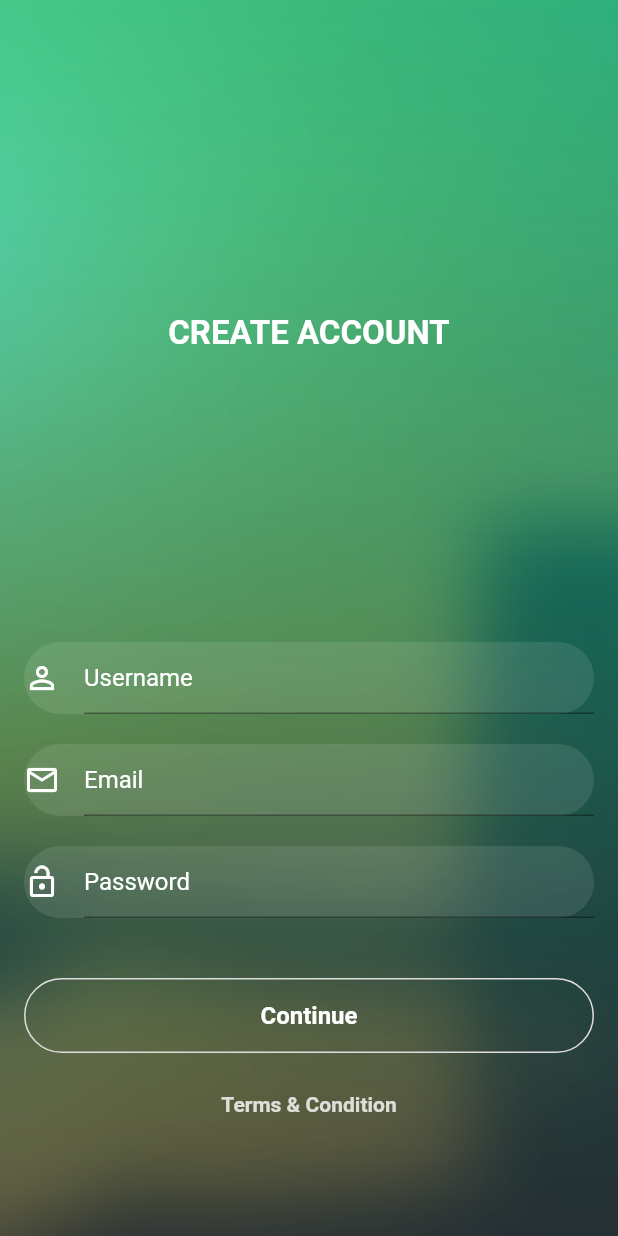
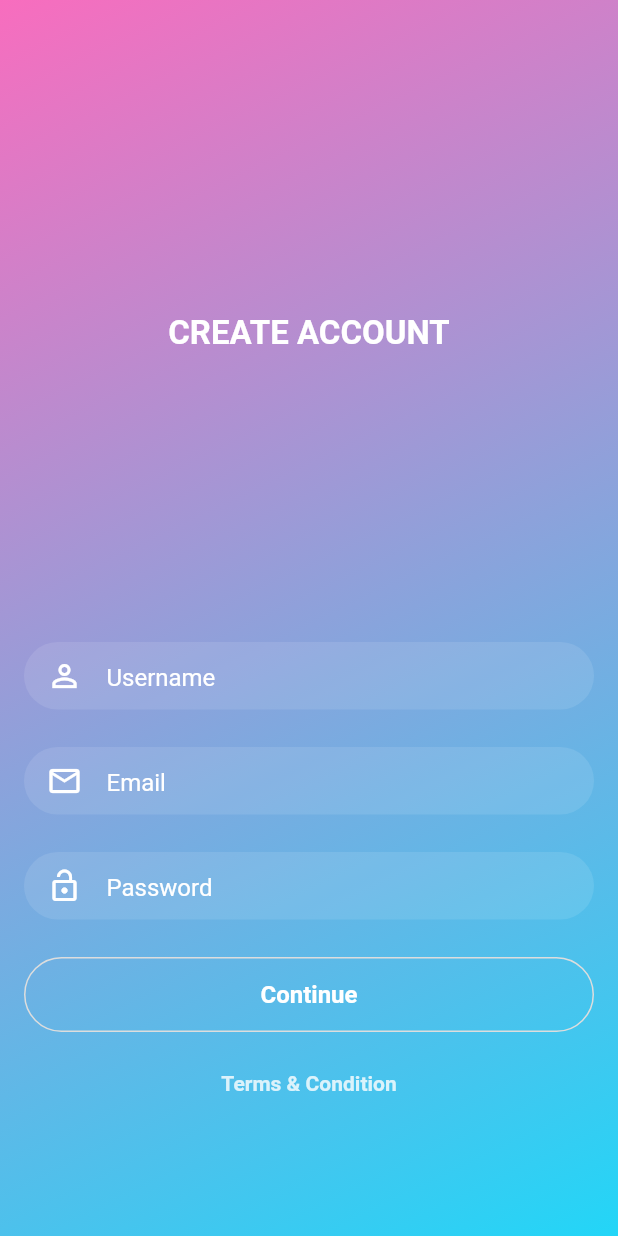
Before and after one commit to NikAgs/Mahalo-Me, a Flutter app: the screen it shows after launch, after a tap on "Get Started", after a tap on "Create Account", on a phone screen of 412 x 824 dp. Run offline on Flutter 3.47's test engine with Material 2 defaults, Android fonts, the phone set to English and light mode, and no system bars.

Commit message:
finished UI for login

```diff
--- a/mahalo_me/lib/Routes.dart
+++ /dev/null
@@ -1,22 +0,0 @@
-import 'package:flutter/material.dart';
-import 'screens/Login/index.dart';
-import 'screens/SignUp/index.dart';
-import 'screens/Home/index.dart';
-import 'theme/style.dart';
-
-class Routes {
-
-  var routes = <String, WidgetBuilder>{
-    "/SignUp": (BuildContext context) => new SignUpScreen(),
-    "/HomePage": (BuildContext context) => new HomeScreen()
-  };
-
-  Routes() {
-    runApp(new MaterialApp(
-      title: "Flutter Flat App",
-      home: new LoginScreen(),
-      theme: appTheme,
-      routes: routes,
-    ));
-  }
-}
--- a/mahalo_me/lib/components/TextFields/inputField.dart
+++ b/mahalo_me/lib/components/TextFields/inputField.dart
@@ -35,6 +35,8 @@ class InputField extends StatelessWidget {
             decoration: new BoxDecoration(
                 borderRadius: new BorderRadius.all(new Radius.circular(30.0)),
                 color: textFieldColor),
+            child: new Container(
+              height: 45.0,
               child: new TextFormField(
                 style: textStyle,
                 key: key,
@@ -43,14 +45,17 @@ class InputField extends StatelessWidget {
                 validator: validateFunction,
                 onSaved: onSaved,
                 decoration: new InputDecoration(
+                    border: InputBorder.none,
                     hintText: hintText,
                     hintStyle: hintStyle,
-              icon: new Icon(
+                    icon: new Padding(
+                      padding: EdgeInsets.only(left: 15.0),
+                      child: new Icon(
                         icon,
                         color: iconColor,
                       ),
+                    )),
               ),
-          ),
-        )));
+            ))));
   }
 }
--- a/mahalo_me/lib/main.dart
+++ b/mahalo_me/lib/main.dart
@@ -1,5 +1,19 @@
-import 'Routes.dart';
+import 'package:flutter/material.dart';
+import 'screens/Login/index.dart';
+import 'screens/SignUp/index.dart';
+import 'screens/Home/index.dart';
+import 'theme/style.dart';
 
 void main() {
-  new Routes();
+  var routes = <String, WidgetBuilder>{
+    "/SignUp": (BuildContext context) => new SignUpScreen(),
+    "/HomePage": (BuildContext context) => new HomeScreen()
+  };
+
+  runApp(new MaterialApp(
+    title: "Flutter Flat App",
+    home: new LoginScreen(),
+    theme: appTheme,
+    routes: routes,
+  ));
 }
--- a/mahalo_me/lib/screens/Login/index.dart
+++ b/mahalo_me/lib/screens/Login/index.dart
@@ -1,12 +1,12 @@
 import 'package:flutter/material.dart';
 import 'package:flutter/services.dart';
 import '../../theme/style.dart';
-import 'style.dart';
 import '../../components/TextFields/inputField.dart';
 import '../../components/Buttons/textButton.dart';
 import '../../components/Buttons/roundedButton.dart';
 import '../../services/validations.dart';
 import '../../services/authentication.dart';
+import '../../theme/style.dart' as Theme;
 
 class LoginScreen extends StatefulWidget {
   const LoginScreen({Key key}) : super(key: key);
@@ -68,7 +68,17 @@ class LoginScreenState extends State<LoginScreen> {
             controller: scrollController,
             child: new Container(
               padding: new EdgeInsets.all(16.0),
-              decoration: new BoxDecoration(image: backgroundImage),
+              decoration: new BoxDecoration(
+                gradient: new LinearGradient(
+                    colors: [
+                      Theme.ThemeColors.lightPurple,
+                      Theme.ThemeColors.cyan
+                    ],
+                    begin: const FractionalOffset(0.0, 0.0),
+                    end: const FractionalOffset(1.0, 1.0),
+                    stops: [0.0, 1.0],
+                    tileMode: TileMode.clamp),
+              ),
               child: new Column(
                 children: <Widget>[
                   new Container(
@@ -79,11 +89,10 @@ class LoginScreenState extends State<LoginScreen> {
                       children: <Widget>[
                         new Center(
                             child: new Image(
-                          image: logo,
+                          image: new ExactAssetImage("assets/logo.png"),
                           width: (screenSize.width < 500)
-                              ? 120.0
-                              : (screenSize.width / 4) + 12.0,
-                          height: screenSize.height / 4 + 20,
+                              ? 175.0
+                              : (screenSize.width / 3),
                         ))
                       ],
                     ),
@@ -107,7 +116,7 @@ class LoginScreenState extends State<LoginScreen> {
                                   textFieldColor: textFieldColor,
                                   icon: Icons.mail_outline,
                                   iconColor: Colors.white,
-                                  bottomMargin: 20.0,
+                                  bottomMargin: 25.0,
                                   validateFunction: validations.validateEmail,
                                   onSaved: (String email) {
                                     user.email = email;
--- a/mahalo_me/lib/screens/Login/style.dart
+++ /dev/null
@@ -1,9 +0,0 @@
-import 'package:flutter/material.dart';
-
-
-DecorationImage backgroundImage = new DecorationImage(
-  image: new ExactAssetImage('assets/login-screen-background.png'),
-  fit: BoxFit.cover,
-);
-
-ExactAssetImage logo = new ExactAssetImage("assets/logo.png");
--- a/mahalo_me/lib/screens/SignUp/index.dart
+++ b/mahalo_me/lib/screens/SignUp/index.dart
@@ -1,12 +1,11 @@
 import 'package:flutter/material.dart';
 import 'package:flutter/services.dart';
-import 'style.dart';
 import '../../components/TextFields/inputField.dart';
 import '../../components/Buttons/textButton.dart';
 import '../../components/Buttons/roundedButton.dart';
 import '../../services/validations.dart';
 import '../../services/authentication.dart';
-import '../../theme/style.dart';
+import '../../theme/style.dart' as Theme;
 
 class SignUpScreen extends StatefulWidget {
   const SignUpScreen({Key key}) : super(key: key);
@@ -57,7 +56,17 @@ class SignUpScreenState extends State<SignUpScreen> {
         body: new SingleChildScrollView(
           child: new Container(
             padding: new EdgeInsets.all(16.0),
-            decoration: new BoxDecoration(image: backgroundImage),
+            decoration: new BoxDecoration(
+              gradient: new LinearGradient(
+                  colors: [
+                    Theme.ThemeColors.lighterPurple,
+                    Theme.ThemeColors.cyan,
+                  ],
+                  begin: const FractionalOffset(0.0, 0.0),
+                  end: const FractionalOffset(1.0, 1.0),
+                  stops: [0.0, 1.0],
+                  tileMode: TileMode.clamp),
+            ),
             child: new Column(
               mainAxisAlignment: MainAxisAlignment.end,
               crossAxisAlignment: CrossAxisAlignment.center,
@@ -67,11 +76,13 @@ class SignUpScreenState extends State<SignUpScreen> {
                     child: new Column(
                       mainAxisAlignment: MainAxisAlignment.center,
                       children: <Widget>[
-                        new Text(
-                          "CREATE ACCOUNT",
-                          textAlign: TextAlign.center,
-                          style: headingStyle,
-                        )
+                        new Text("CREATE ACCOUNT",
+                            textAlign: TextAlign.center,
+                            style: new TextStyle(
+                              color: Colors.white,
+                              fontSize: 22.0,
+                              fontWeight: FontWeight.bold,
+                            ))
                       ],
                     )),
                 new SizedBox(
@@ -88,11 +99,11 @@ class SignUpScreenState extends State<SignUpScreen> {
                                 hintText: "Username",
                                 obscureText: false,
                                 textInputType: TextInputType.text,
-                                textStyle: textStyle,
-                                textFieldColor: textFieldColor,
+                                textStyle: Theme.textStyle,
+                                textFieldColor: Theme.textFieldColor,
                                 icon: Icons.person_outline,
                                 iconColor: Colors.white,
-                                bottomMargin: 20.0,
+                                bottomMargin: 25.0,
                                 validateFunction: _validations.validateName,
                                 onSaved: (String name) {
                                   newUser.displayName = name;
@@ -102,11 +113,11 @@ class SignUpScreenState extends State<SignUpScreen> {
                                   hintText: "Email",
                                   obscureText: false,
                                   textInputType: TextInputType.emailAddress,
-                                  textStyle: textStyle,
-                                  textFieldColor: textFieldColor,
+                                  textStyle: Theme.textStyle,
+                                  textFieldColor: Theme.textFieldColor,
                                   icon: Icons.mail_outline,
                                   iconColor: Colors.white,
-                                  bottomMargin: 20.0,
+                                  bottomMargin: 25.0,
                                   validateFunction: _validations.validateEmail,
                                   onSaved: (String email) {
                                     newUser.email = email;
@@ -115,11 +126,11 @@ class SignUpScreenState extends State<SignUpScreen> {
                                   hintText: "Password",
                                   obscureText: true,
                                   textInputType: TextInputType.text,
-                                  textStyle: textStyle,
-                                  textFieldColor: textFieldColor,
+                                  textStyle: Theme.textStyle,
+                                  textFieldColor: Theme.textFieldColor,
                                   icon: Icons.lock_open,
                                   iconColor: Colors.white,
-                                  bottomMargin: 40.0,
+                                  bottomMargin: 25.0,
                                   validateFunction:
                                       _validations.validatePassword,
                                   onSaved: (String password) {
@@ -137,7 +148,7 @@ class SignUpScreenState extends State<SignUpScreen> {
                       new TextButton(
                         buttonName: "Terms & Condition",
                         onPressed: _onPressed,
-                        buttonTextStyle: buttonTextStyle,
+                        buttonTextStyle: Theme.buttonTextStyle,
                       )
                     ],
                   ),
--- a/mahalo_me/lib/screens/SignUp/style.dart
+++ /dev/null
@@ -1,12 +0,0 @@
-import 'package:flutter/material.dart';
-
-TextStyle headingStyle = new TextStyle(
-  color: Colors.white,
-  fontSize: 22.0,
-  fontWeight: FontWeight.bold,
-);
-
-DecorationImage backgroundImage = new DecorationImage(
-  image: new ExactAssetImage('assets/signup-screen-background.png'),
-  fit: BoxFit.cover,
-);
--- a/mahalo_me/lib/services/validations.dart
+++ b/mahalo_me/lib/services/validations.dart
@@ -1,7 +1,7 @@
 
 class Validations{
   String validateName(String value) {
-    if (value.isEmpty) return 'Name is required.';
+    if (value.isEmpty) return 'Username is required.';
     final RegExp nameExp = new RegExp(r'^[A-za-z ]+$');
     if (!nameExp.hasMatch(value))
       return 'Please enter only alphabetical characters.';
--- a/mahalo_me/lib/theme/style.dart
+++ b/mahalo_me/lib/theme/style.dart
@@ -11,10 +11,30 @@ ThemeData appTheme = new ThemeData(
 
 Color textFieldColor = const Color.fromRGBO(255, 255, 255, 0.1);
 
-Color primaryColor = const Color(0xFF00c497);
+Color primaryColor = const Color(0xFFf63ca8);
 
 TextStyle buttonTextStyle = const TextStyle(
     color: const Color.fromRGBO(255, 255, 255, 0.8),
     fontSize: 14.0,
     fontFamily: "Roboto",
     fontWeight: FontWeight.bold);
+
+
+
+class ThemeColors {
+
+  const ThemeColors();
+
+  static const Color lightPurple = const Color(0xFFfee7f4);
+  static const Color cyan = const Color(0xFF1CD9F9);
+  static const Color purple = const Color(0xFFF638A8);
+  static const Color lighterPurple = const Color(0xFFf86dbe);
+
+
+  static const primaryGradient = const LinearGradient(
+    colors: const [lightPurple, cyan],
+    stops: const [0.0, 1.0],
+    begin: Alignment.topCenter,
+    end: Alignment.bottomCenter,
+  );
+}
--- a/mahalo_me/pubspec.yaml
+++ b/mahalo_me/pubspec.yaml
@@ -45,9 +45,7 @@ flutter:
   #  - images/a_dot_ham.jpeg
 
   assets:
-    - assets/login-screen-background.png
     - assets/logo.png
-    - assets/signup-screen-background.png
   # An image asset can refer to one or more resolution-specific "variants", see
   # https://flutter.io/assets-and-images/#resolution-aware.
 
```
Also changed, not shown: mahalo_me/assets/login-screen-background.png (deleted), mahalo_me/assets/logo.png, mahalo_me/assets/signup-screen-background.png (deleted). Lines whose indentation alone changed are shown as unchanged.
